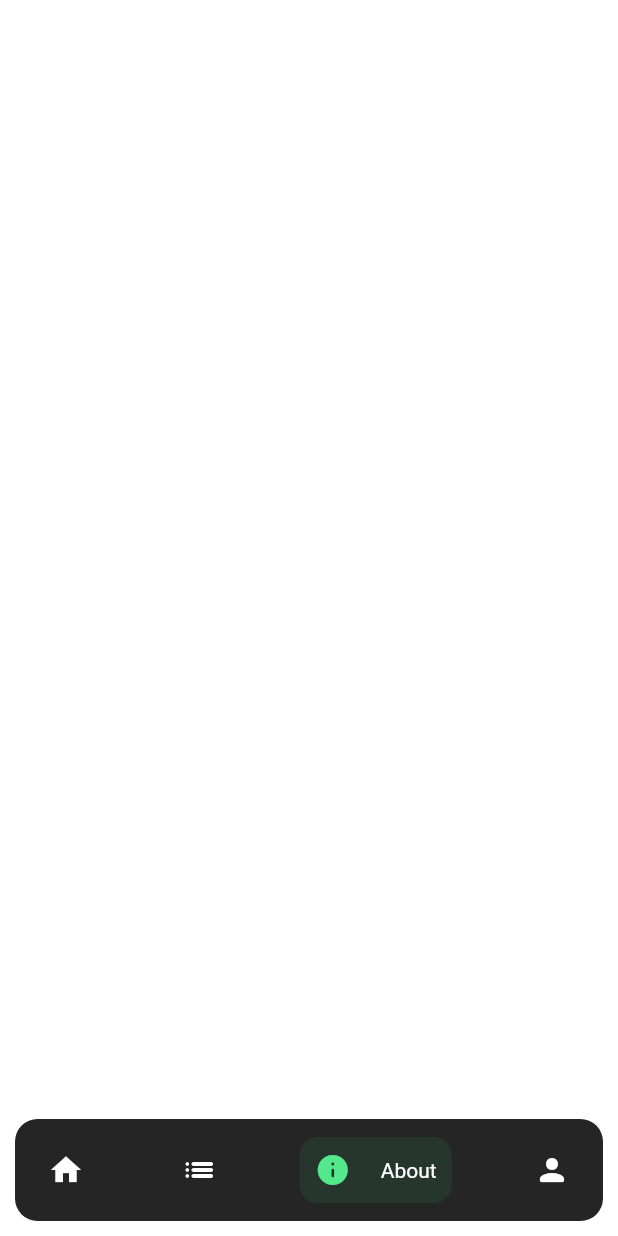
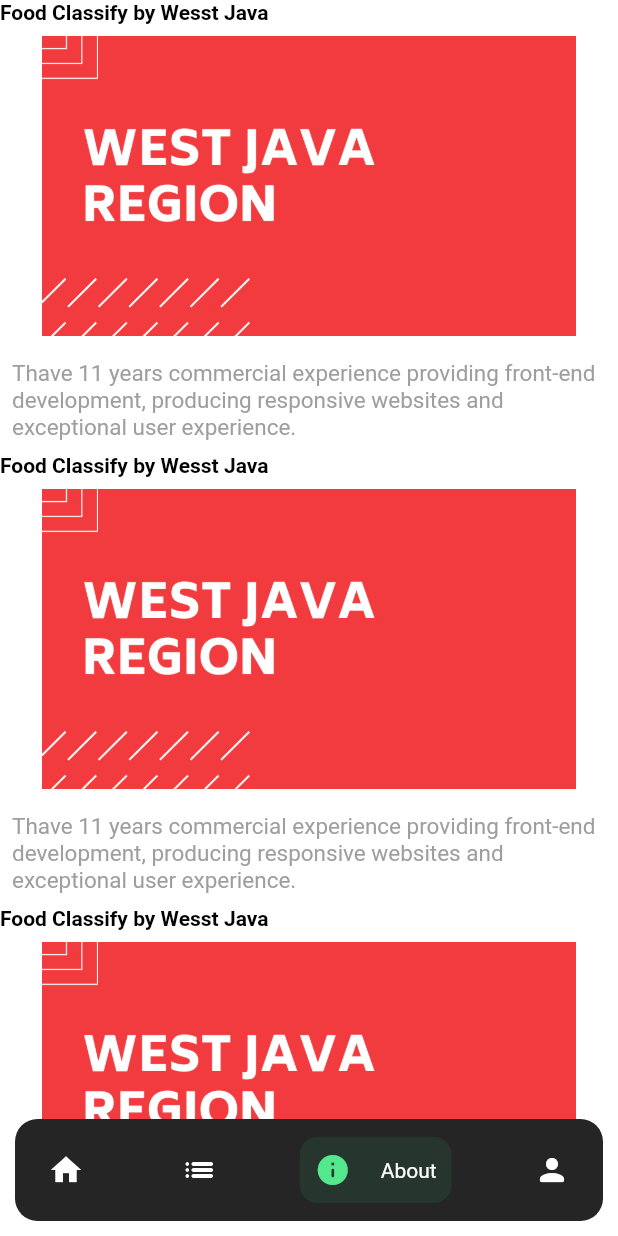
Before and after one commit to baguswijaksono/Flutter-Foods-App, a Flutter app: the info screen opened directly, on a phone screen of 412 x 824 dp. Run offline on Flutter 3.47's test engine with Material 2 defaults, Android fonts, the phone set to English and light mode, and no system bars; drawn by our look-alikes of google_nav_bar; our stand-ins replace card_loading, fl_chart, shared_preferences, sqflite; missing offline and left inert: common_ui_toolkit; accounts and stored records are empty.

Commit message:
sekedar update

```diff
--- a/lib/components/bannercard.dart
+++ b/lib/components/bannercard.dart
@@ -26,7 +26,6 @@ if (snapshot.hasData) {
             // ignore: unused_local_variable
             var d=snapshot.data.length ;
             int randomNumber = random.nextInt(d);
-
             return GestureDetector(
                 onTap:() {Navigator.push(
                                         context,
@@ -86,12 +85,11 @@ if (snapshot.hasData) {
                               ),
   );}else {
             return Padding(
-              padding: const EdgeInsets.all(20.0),
+              padding: const EdgeInsets.all(15.0),
               child: CardLoading(
   height: 175,
   width: 300,
   borderRadius: BorderRadius.all(Radius.circular(10)),
-  margin: EdgeInsets.only(bottom: 10),
 ),
             );
           }
--- a/lib/pages/about.dart
+++ b/lib/pages/about.dart
@@ -1,5 +1,6 @@
 import 'package:flutter/material.dart';
 import 'package:flutter_application_akhir/components/botnavbar.dart';
+import 'package:flutter_application_akhir/components/regionviewmore.dart';
 
 class info extends StatefulWidget {
   const info({super.key});
@@ -28,6 +29,76 @@ class _infoState extends State<info> {
           ),
         ),
       ),
-    );
+      body: ListView
+            (
+              children: <Widget>[
+                          region_view_more_text(clasifier: 'Wesst Java'),
+                          Padding(
+                            padding: const EdgeInsets.all(8.0),
+                            child: Container(
+                height: 200,
+                width: 975,
+                alignment: Alignment.center,
+                child: Image.asset(
+                'images/westjava.png',height: 220220,width: 975, ),
+              ),
+                          ),
+                                    Padding(
+              padding:
+                  const EdgeInsets.all(8),
+              child: Container(
+                child: Text(
+                  "Thave 11 years commercial experience providing front-end development, producing responsive websites and exceptional user experience.",
+                  style: TextStyle(color: Colors.grey, fontSize: 15),
+                ),
+              ),
+            ),
+                      region_view_more_text(clasifier: 'Wesst Java'),
+                          Padding(
+                            padding: const EdgeInsets.all(8.0),
+                            child: Container(
+                height: 200,
+                width: 975,
+                alignment: Alignment.center,
+                child: Image.asset(
+                'images/westjava.png',height: 220220,width: 975, ),
+              ),
+                          ),
+                                    Padding(
+              padding:
+                  const EdgeInsets.all(8),
+              child: Container(
+                child: Text(
+                  "Thave 11 years commercial experience providing front-end development, producing responsive websites and exceptional user experience.",
+                  style: TextStyle(color: Colors.grey, fontSize: 15),
+                ),
+              ),
+            ),
+                      region_view_more_text(clasifier: 'Wesst Java'),
+                          Padding(
+                            padding: const EdgeInsets.all(8.0),
+                            child: Container(
+                height: 200,
+                width: 975,
+                alignment: Alignment.center,
+                child: Image.asset(
+                'images/westjava.png',height: 220220,width: 975, ),
+              ),
+                          ),
+                                    Padding(
+              padding:
+                  const EdgeInsets.all(8),
+              child: Container(
+                child: Text(
+                  "Thave 11 years commercial experience providing front-end development, producing responsive websites and exceptional user experience.",
+                  style: TextStyle(color: Colors.grey, fontSize: 15),
+                ),
+              ),
+            ),
+              ]
+
+            ) ,
+
+      );
   }
 }
--- a/pubspec.yaml
+++ b/pubspec.yaml
@@ -39,7 +39,9 @@ flutter:
      - images/dark.png
      - images/region_dark.png
      - images/type_dark.png
-     - images/type_dark.png
-     - images/type_dark.png
+     - images/centraljava.png
+     - images/westjava.png
+     - images/eastjava.png
+     - images/bali.png
 
 #  fonts:
```
Also changed, not shown: lib/components/profile_header.dart (+0 -14 lines), lib/pages/list.dart (+13 -5 lines), images/bali.png (renamed from images/bl.png), images/centraljava.png (renamed from images/cj.png), images/eastjava.png (renamed from images/ej.png), images/p.png (deleted), images/westjava.png (renamed from images/wj.png).
